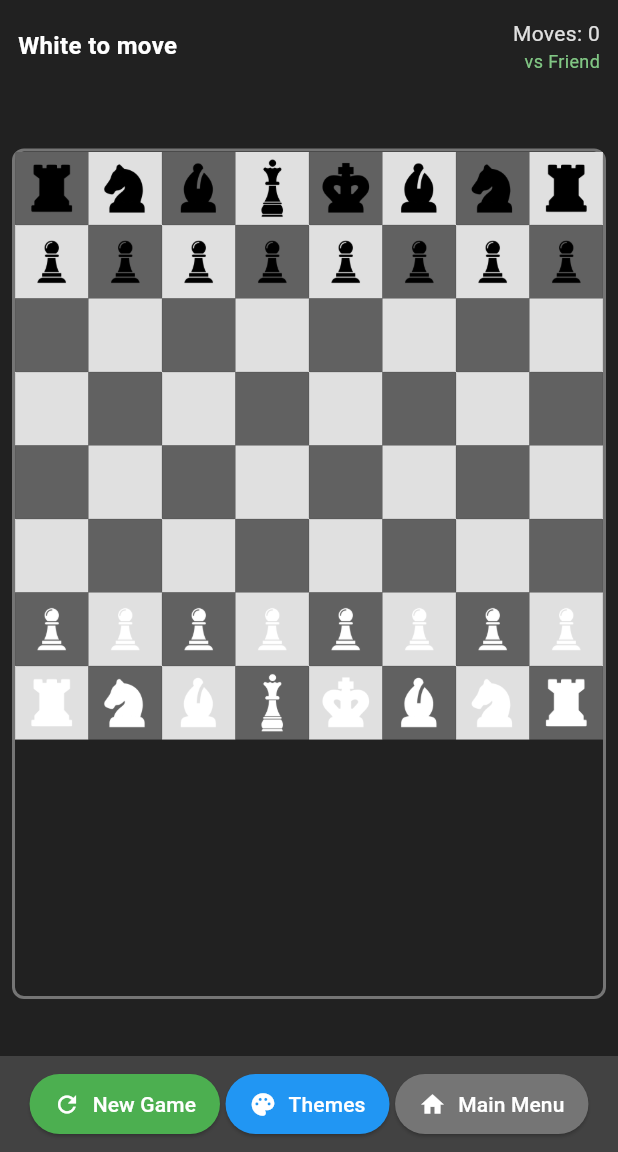
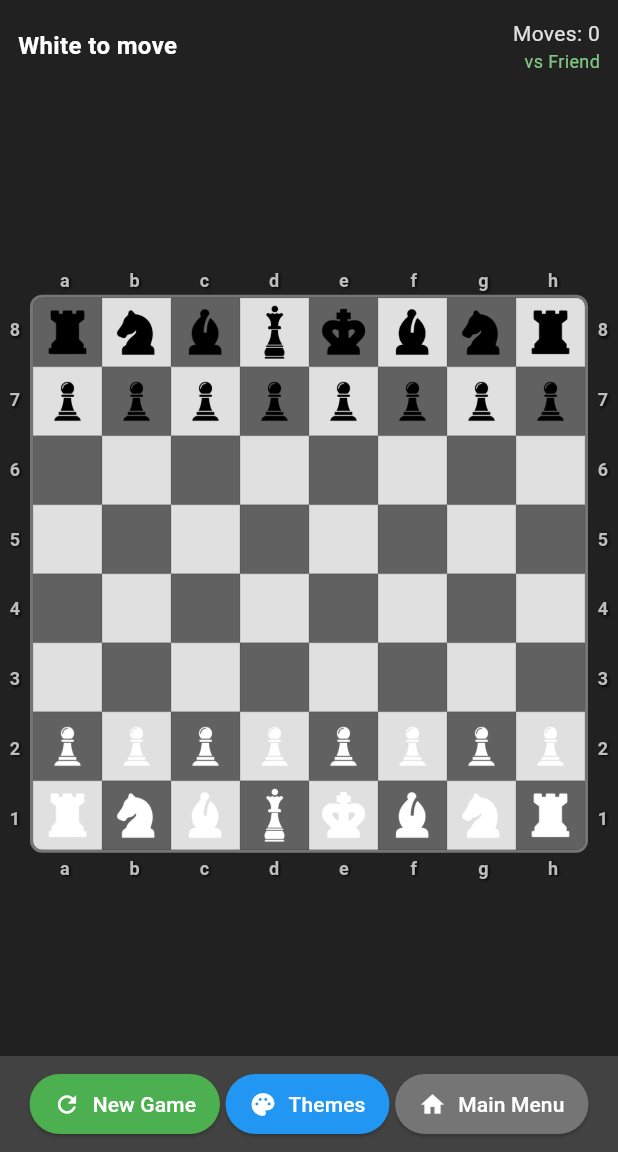
Before and after one commit to Suyog0-0/Chess, a Flutter app: the GameBoard screen opened directly, on a phone screen of 412 x 824 dp, the part 84-1236 px from its top. Run offline on Flutter 3.47's test engine with Material 3 defaults, Android fonts, the phone set to English and light mode, and no system bars; our stand-ins replace audioplayers, confetti, shared_preferences; accounts and stored records are empty; Roboto replaces fonts that are missing (ChessFont).

Commit message:
Successfully implement coordinate system and center chess board

```diff
--- a/lib/game_board.dart
+++ b/lib/game_board.dart
@@ -1166,6 +1166,14 @@ class _GameBoardState extends State<GameBoard> {
           color: isDarkMode ? Colors.grey[400] : Colors.grey[700],
           fontSize: 12,
           fontWeight: FontWeight.bold,
+          // Add a slight shadow for better visibility
+          shadows: [
+            Shadow(
+              offset: const Offset(1, 1),
+              blurRadius: 2,
+              color: isDarkMode ? Colors.black : Colors.white,
+            ),
+          ],
         ),
       ),
     );
@@ -1375,21 +1383,39 @@ class _GameBoardState extends State<GameBoard> {
                 ),
               ),
 
+
               // Chess board with coordinates
               Expanded(
-                child: Container(
-                  margin: const EdgeInsets.all(8),
+                child: LayoutBuilder(                       // ← NEW
+                  builder: (context, constraints) {        // ← NEW
+                    final boardSide = constraints.maxWidth < constraints.maxHeight
+                        ? constraints.maxWidth
+                        : constraints.maxHeight;           // keep it square
+                    final margin = 8.0;                    // match old margin
+                    final coordSize = 20.0;                // width/height for labels
+
+                    return Center(
+                      child: SizedBox(
+                        width: boardSide,
+                        height: boardSide,
+                        child: Stack(
+                          children: [
+                            // BOARD (inside the border)
+                            Container(
+                              margin: EdgeInsets.fromLTRB(
+                                  coordSize, coordSize, coordSize, coordSize),
                               decoration: BoxDecoration(
                                 border: Border.all(
-                      color: isDarkMode ? Colors.grey[600]! : Colors.grey[400]!,
+                                  color: isDarkMode
+                                      ? Colors.grey[600]!
+                                      : Colors.grey[400]!,
                                   width: 2,
                                 ),
                                 borderRadius: BorderRadius.circular(8),
                               ),
-                  child: Stack(
-                    children: [
-                      // The chess board
-                      GridView.builder(
+                              child: ClipRRect(
+                                borderRadius: BorderRadius.circular(6),
+                                child: GridView.builder(
                                   itemCount: 8 * 8,
                                   physics: const NeverScrollableScrollPhysics(),
                                   gridDelegate:
@@ -1400,26 +1426,24 @@ class _GameBoardState extends State<GameBoard> {
                                     final col = index % 8;
                                     final isSelected =
                                         selectedRow == row && selectedCol == col;
-                          final isValidMove = validMoves.any((position) =>
-                              position[0] == row && position[1] == col);
+                                    final isValidMove = validMoves.any((p) =>
+                                    p[0] == row && p[1] == col);
                                     final isCapturable = isValidMove &&
                                         board[row][col] != null &&
                                         board[row][col]!.isWhite != isWhiteTurn;
 
-                          // FIXED: Only show check highlight for the king that is actually in check
                                     bool isKingInCheck = false;
                                     if (checkStatus) {
-                            // White king is in check
                                       if (isWhiteTurn &&
-                                board[row][col]?.type == ChessPieceType.king &&
+                                          board[row][col]?.type ==
+                                              ChessPieceType.king &&
                                           board[row][col]?.isWhite == true &&
                                           row == whiteKingPosition[0] &&
                                           col == whiteKingPosition[1]) {
                                         isKingInCheck = true;
-                            }
-                            // Black king is in check
-                            else if (!isWhiteTurn &&
-                                board[row][col]?.type == ChessPieceType.king &&
+                                      } else if (!isWhiteTurn &&
+                                          board[row][col]?.type ==
+                                              ChessPieceType.king &&
                                           board[row][col]?.isWhite == false &&
                                           row == blackKingPosition[0] &&
                                           col == blackKingPosition[1]) {
@@ -1436,81 +1460,87 @@ class _GameBoardState extends State<GameBoard> {
                                       isKingInCheck: isKingInCheck,
                                       onTap: () => pieceSelected(row, col),
                                       isDarkMode: isDarkMode,
-                            boardColors: boardThemes[selectedBoardTheme],
+                                      boardColors:
+                                      boardThemes[selectedBoardTheme],
                                     );
                                   },
                                 ),
-
-                      // Coordinate labels
-// Lines around 1350-1420
-// Coordinate labels
+                              ),
+                            ),
+
+                            // COORDINATES (drawn on top, exact size)
                             if (showCoordinates) ...[
-                        // Top coordinates (files a-h) - positioned outside the board
+                              // TOP files
                               Positioned(
-                          top: -20,
-                          left: 0,
-                          right: 0,
-                          height: 20,
+                                left: coordSize,
+                                right: coordSize,
+                                top: 0,
+                                height: coordSize,
                                 child: Row(
                                   children: List.generate(
                                       8,
-                                (index) => Expanded(
-                                      child: _buildCoordinateLabel(true, index),
-                                    )),
-                          ),
-                        ),
-
-                        // Bottom coordinates (files a-h) - positioned outside the board
+                                          (i) => Expanded(
+                                          child: _buildCoordinateLabel(
+                                              true, i))),
+                                ),
+                              ),
+                              // BOTTOM files
                               Positioned(
-                          bottom: -20,
-                          left: 0,
-                          right: 0,
-                          height: 20,
+                                left: coordSize,
+                                right: coordSize,
+                                bottom: 0,
+                                height: coordSize,
                                 child: Row(
                                   children: List.generate(
                                       8,
-                                (index) => Expanded(
-                                      child: _buildCoordinateLabel(true, index),
-                                    )),
-                          ),
-                        ),
-
-                        // Left coordinates (ranks 8-1) - positioned outside the board
+                                          (i) => Expanded(
+                                          child: _buildCoordinateLabel(
+                                              true, i))),
+                                ),
+                              ),
+                              // LEFT ranks
                               Positioned(
-                          top: 0,
-                          bottom: 0,
-                          left: -20,
-                          width: 20,
+                                top: coordSize,
+                                bottom: coordSize,
+                                left: 0,
+                                width: coordSize,
                                 child: Column(
                                   children: List.generate(
                                       8,
-                                (index) => Expanded(
-                                      child:
-                                          _buildCoordinateLabel(false, index),
-                                    )),
-                          ),
-                        ),
-
-                        // Right coordinates (ranks 8-1) - positioned outside the board
+                                          (i) => Expanded(
+                                          child: _buildCoordinateLabel(
+                                              false, i))),
+                                ),
+                              ),
+                              // RIGHT ranks
                               Positioned(
-                          top: 0,
-                          bottom: 0,
-                          right: -20,
-                          width: 20,
+                                top: coordSize,
+                                bottom: coordSize,
+                                right: 0,
+                                width: coordSize,
                                 child: Column(
                                   children: List.generate(
                                       8,
-                                (index) => Expanded(
-                                      child:
-                                          _buildCoordinateLabel(false, index),
-                                    )),
-                          ),
-                        ),
-                      ],
-                    ],
-                  ),
-                ),
-              ),
+                                          (i) => Expanded(
+                                          child: _buildCoordinateLabel(
+                                              false, i))),
+                                ),
+                              ),
+                            ],
+                          ],
+                        ),
+                      ),
+                    );
+                  },
+                ),
+              ),
+
+
+
+
+
+
+
 
               // Black pieces taken
               SizedBox(
```
Lines whose indentation alone changed are shown as unchanged.
